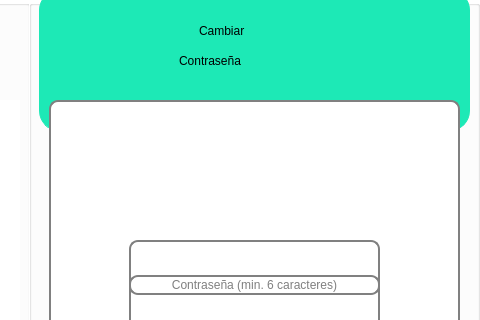
First picture: the form in SCS/cambiar_contrasena.ui, repository sagarme17/SCS, before the edit; both pictures show x 261 to 741 and y 0 to 320 of the 741 by 570 pixel window.
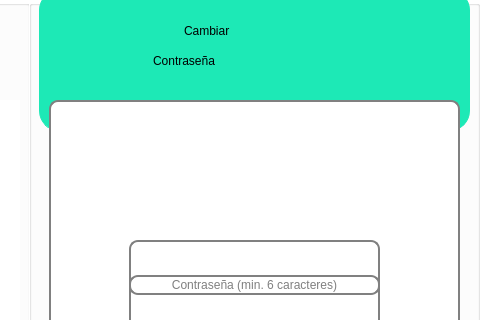
Second picture: the form after the edit. Icons and pictures are not drawn.

```diff
--- a/SCS/cambiar_contrasena.ui
+++ b/SCS/cambiar_contrasena.ui
@@ -82,9 +82,9 @@
    <widget class="QLabel" name="Alumno">
     <property name="geometry">
      <rect>
-      <x>150</x>
+      <x>124</x>
       <y>40</y>
-      <width>171</width>
+      <width>231</width>
       <height>41</height>
      </rect>
     </property>
@@ -101,9 +101,9 @@
    <widget class="QLabel" name="label_5">
     <property name="geometry">
      <rect>
-      <x>170</x>
+      <x>155</x>
       <y>10</y>
-      <width>131</width>
+      <width>171</width>
       <height>41</height>
      </rect>
     </property>
```
